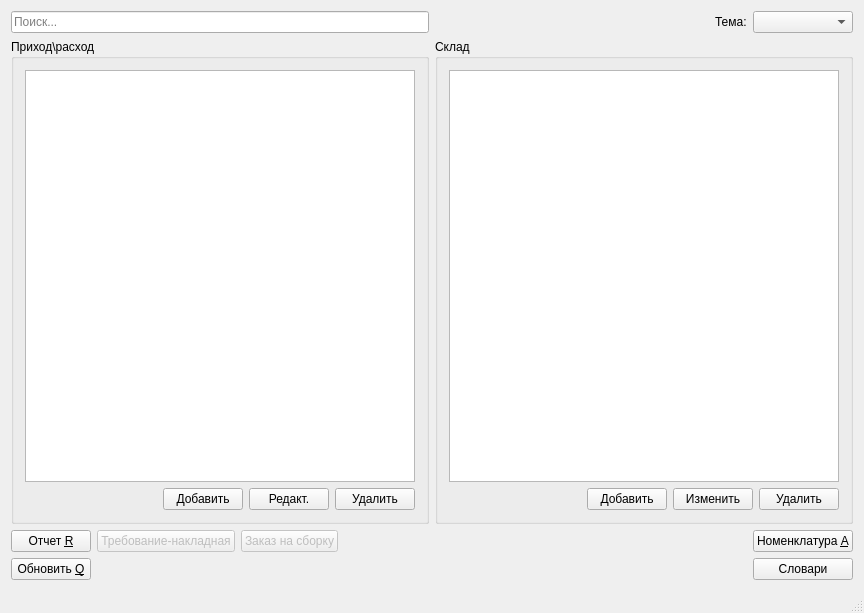
First picture: the form in mainwindow.ui, repository igrekus/depot, before the edit.
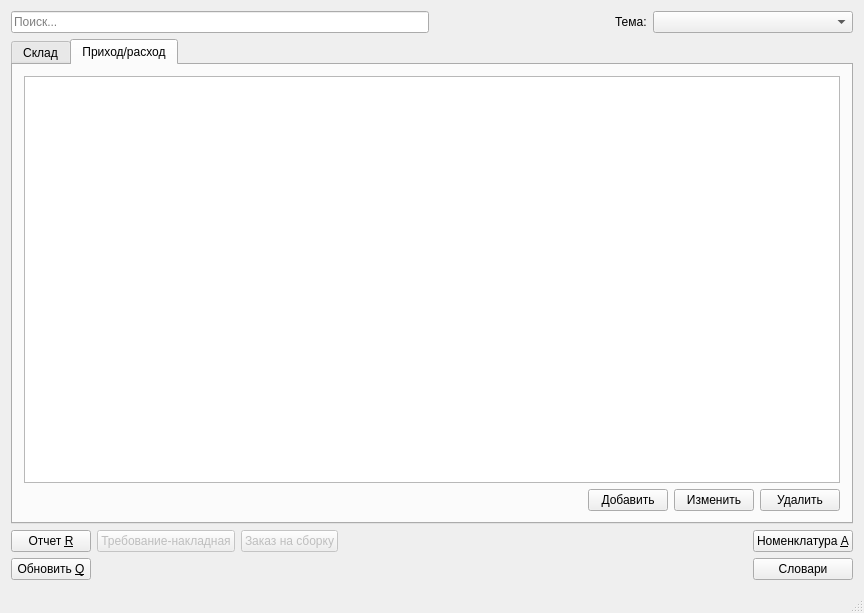
Second picture: the form after the edit. The open tabs and pages were chosen to show the change.

What changed in the file:
```diff
--- a/mainwindow.ui
+++ b/mainwindow.ui
@@ -16,8 +16,15 @@
   <widget class="QWidget" name="centralWidget">
    <layout class="QVBoxLayout" name="verticalLayout_5">
     <item>
-     <layout class="QGridLayout" name="gridLayout">
-      <item row="0" column="1">
+     <layout class="QHBoxLayout" name="horizontalLayout_7">
+      <item>
+       <widget class="QLineEdit" name="editSearch">
+        <property name="placeholderText">
+         <string>Поиск...</string>
+        </property>
+       </widget>
+      </item>
+      <item>
        <layout class="QHBoxLayout" name="horizontalLayout_2">
         <item>
          <spacer name="horizontalSpacer">
@@ -49,69 +56,34 @@
           </property>
           <property name="minimumSize">
            <size>
-            <width>100</width>
+            <width>200</width>
             <height>0</height>
            </size>
           </property>
-         </widget>
-        </item>
-       </layout>
-      </item>
-      <item row="1" column="0">
-       <widget class="QGroupBox" name="groupBox_2">
-        <property name="title">
-         <string>Приход\расход</string>
-        </property>
-        <layout class="QVBoxLayout" name="verticalLayout">
-         <item>
-          <widget class="QTableView" name="tableTransact"/>
-         </item>
-         <item>
-          <layout class="QHBoxLayout" name="horizontalLayout_6">
-           <item>
-            <spacer name="horizontalSpacer_3">
-             <property name="orientation">
-              <enum>Qt::Horizontal</enum>
-             </property>
-             <property name="sizeHint" stdset="0">
-              <size>
-               <width>40</width>
-               <height>20</height>
-              </size>
-             </property>
-            </spacer>
-           </item>
-           <item>
-            <widget class="QPushButton" name="btnAddTransact">
-             <property name="text">
-              <string>Добавить</string>
-             </property>
-            </widget>
-           </item>
-           <item>
-            <widget class="QPushButton" name="btnEditTransact">
-             <property name="text">
-              <string>Редакт.</string>
-             </property>
-            </widget>
-           </item>
-           <item>
-            <widget class="QPushButton" name="btnDelTransact">
-             <property name="text">
-              <string>Удалить</string>
-             </property>
-            </widget>
-           </item>
+          <property name="editable">
+           <bool>false</bool>
+          </property>
+          <property name="currentIndex">
+           <number>-1</number>
+          </property>
+          <property name="frame">
+           <bool>true</bool>
+          </property>
+         </widget>
+        </item>
           </layout>
          </item>
         </layout>
-       </widget>
-      </item>
-      <item row="1" column="1">
-       <widget class="QGroupBox" name="groupBox">
-        <property name="title">
+    </item>
+    <item>
+     <widget class="QTabWidget" name="tabWidget">
+      <property name="currentIndex">
+       <number>0</number>
+      </property>
+      <widget class="QWidget" name="tabStock">
+       <attribute name="title">
          <string>Склад</string>
-        </property>
+       </attribute>
         <layout class="QVBoxLayout" name="verticalLayout_2">
          <item>
           <widget class="QTreeView" name="treeStock"/>
@@ -155,16 +127,58 @@
           </layout>
          </item>
         </layout>
-       </widget>
-      </item>
-      <item row="0" column="0">
-       <widget class="QLineEdit" name="editSearch">
-        <property name="placeholderText">
-         <string>Поиск...</string>
-        </property>
-       </widget>
-      </item>
-     </layout>
+       <zorder>treeStock</zorder>
+       <zorder></zorder>
+      </widget>
+      <widget class="QWidget" name="tabTransact">
+       <attribute name="title">
+        <string>Приход/расход</string>
+       </attribute>
+       <layout class="QVBoxLayout" name="verticalLayout">
+        <item>
+         <widget class="QTableView" name="tableTransact"/>
+        </item>
+        <item>
+         <layout class="QHBoxLayout" name="horizontalLayout_6">
+          <item>
+           <spacer name="horizontalSpacer_3">
+            <property name="orientation">
+             <enum>Qt::Horizontal</enum>
+            </property>
+            <property name="sizeHint" stdset="0">
+             <size>
+              <width>40</width>
+              <height>20</height>
+             </size>
+            </property>
+           </spacer>
+          </item>
+          <item>
+           <widget class="QPushButton" name="btnAddTransact">
+            <property name="text">
+             <string>Добавить</string>
+            </property>
+           </widget>
+          </item>
+          <item>
+           <widget class="QPushButton" name="btnEditTransact">
+            <property name="text">
+             <string>Изменить</string>
+            </property>
+           </widget>
+          </item>
+          <item>
+           <widget class="QPushButton" name="btnDelTransact">
+            <property name="text">
+             <string>Удалить</string>
+            </property>
+           </widget>
+          </item>
+         </layout>
+        </item>
+       </layout>
+      </widget>
+     </widget>
     </item>
     <item>
      <layout class="QHBoxLayout" name="horizontalLayout_3">
```
Lines whose indentation alone changed are shown as unchanged.
